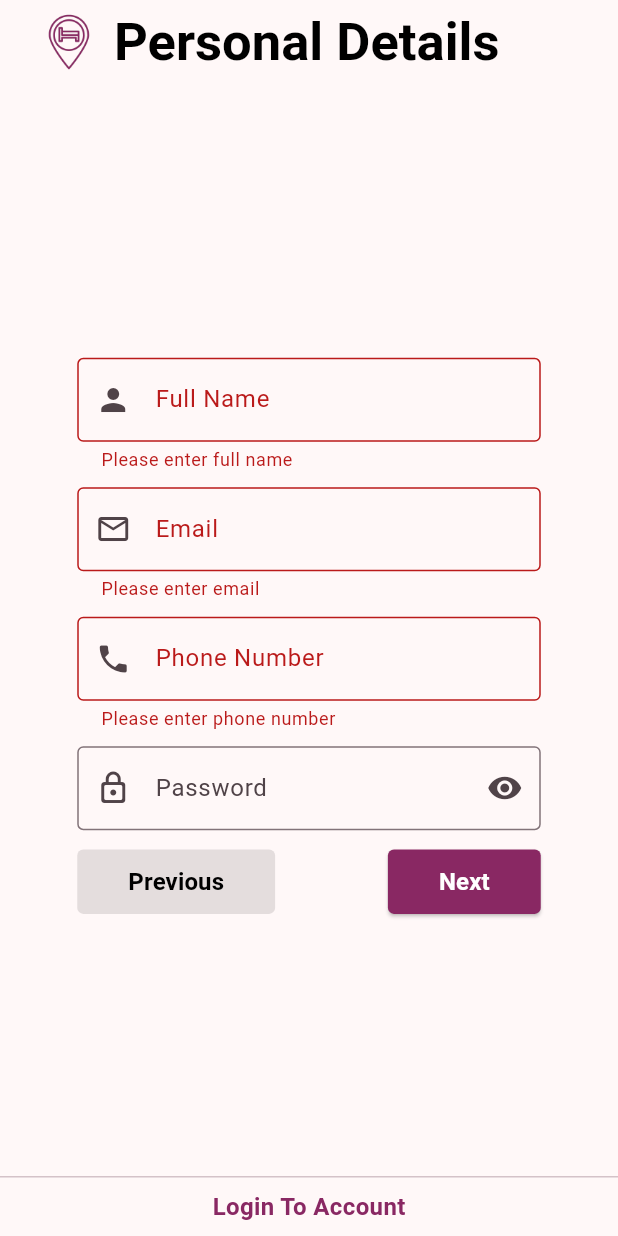
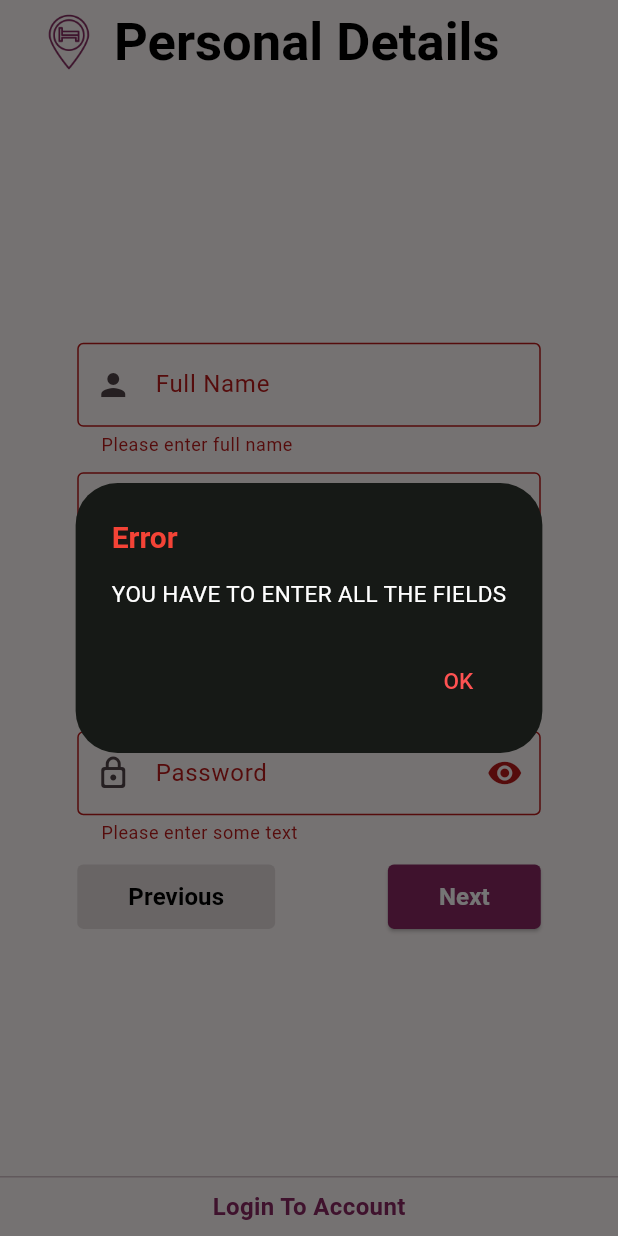
Before and after one commit to MikhilMC/serene_host_app, a Flutter app: the RegisterPersonalInformationScreen screen opened directly, after a tap on "Next", on a phone screen of 412 x 824 dp. Run offline on Flutter 3.47's test engine with Material 3 defaults, Android fonts, the phone set to English and light mode, and no system bars; our stand-ins replace cached_network_image, faker, flutter_bloc, freezed_annotation, geocoding, geolocator and 1 more.

Commit message:
fix: added error dialogue box, and validation on password text field

```diff
--- a/lib/app_modules/register_personal_information_module/view/register_personal_information_screen.dart
+++ b/lib/app_modules/register_personal_information_module/view/register_personal_information_screen.dart
@@ -54,6 +54,11 @@ class _RegisterPersonalInformationScreenState
         PersonalDetailsRegistrationEvent.hostPersonalDetailsRegistered(
           hostPersonalRegistrationDetails,
         ),
+      );
+    } else {
+      AppHelper.showErrorDialogue(
+        context,
+        "You have to enter all the fields",
       );
     }
   }
--- a/lib/app_widgets/password_text_field.dart
+++ b/lib/app_widgets/password_text_field.dart
@@ -19,13 +19,13 @@ class _PasswordTextFieldState extends State<PasswordTextField> {
   Widget build(BuildContext context) {
     return TextFormField(
       validator: (value) {
-        // if (value == null || value.isEmpty) {
-        //   return 'Please enter some text';
-        // }
+        if (value == null || value.isEmpty) {
+          return 'Please enter some text';
+        }
 
-        // if (value.length < 6) {
-        //   return 'Password must be at least 6 characters';
-        // }
+        if (value.length < 6) {
+          return 'Password must be at least 6 characters';
+        }
         return null;
       },
       obscureText: !_isPasswordVisible,
```
